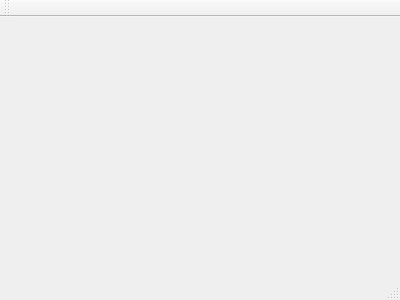
Before: the Qt Designer form YSA-Proje/mainwindow.ui in Murat0zer/ysa-projesi, drawn with Qt 5.
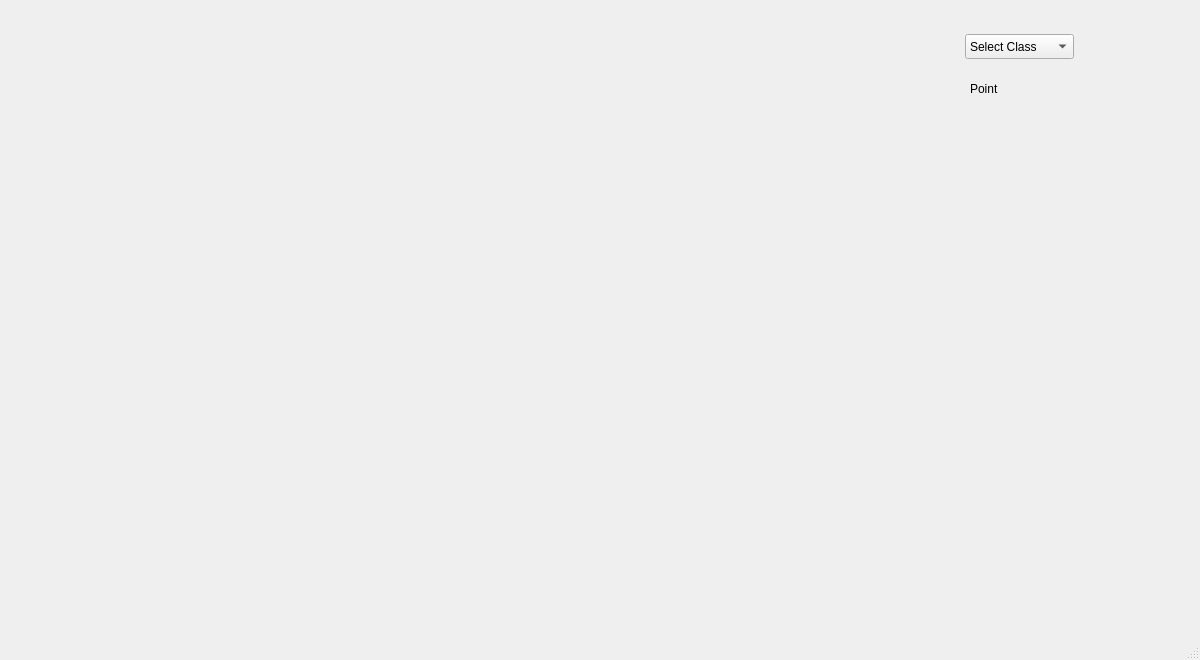
After: the same form once the commit is applied.

What changed in the file:
```diff
--- a/YSA-Proje/mainwindow.ui
+++ b/YSA-Proje/mainwindow.ui
@@ -1,24 +1,87 @@
 <ui version="4.0">
  <class>MainWindow</class>
- <widget class="QMainWindow" name="MainWindow" >
-  <property name="geometry" >
+ <widget class="QMainWindow" name="MainWindow">
+  <property name="geometry">
    <rect>
     <x>0</x>
     <y>0</y>
-    <width>400</width>
-    <height>300</height>
+    <width>1200</width>
+    <height>660</height>
    </rect>
   </property>
   <property name="windowTitle" >
    <string>MainWindow</string>
   </property>
-  <widget class="QMenuBar" name="menuBar" />
-  <widget class="QToolBar" name="mainToolBar" />
-  <widget class="QWidget" name="centralWidget" />
-  <widget class="QStatusBar" name="statusBar" />
+  <widget class="QWidget" name="centralWidget">
+   <widget class="QComboBox" name="classSelectComboBox">
+    <property name="geometry">
+     <rect>
+      <x>965</x>
+      <y>34</y>
+      <width>109</width>
+      <height>25</height>
+     </rect>
+    </property>
+    <property name="editable">
+     <bool>false</bool>
+    </property>
+    <property name="sizeAdjustPolicy">
+     <enum>QComboBox::AdjustToContentsOnFirstShow</enum>
+    </property>
+    <item>
+     <property name="text">
+      <string>Select Class</string>
+     </property>
+    </item>
+    <item>
+     <property name="text">
+      <string>Class 1</string>
+     </property>
+    </item>
+    <item>
+     <property name="text">
+      <string>Class 2</string>
+     </property>
+    </item>
+   </widget>
+   <widget class="QWidget" name="gridWidget" native="true">
+    <property name="geometry">
+     <rect>
+      <x>10</x>
+      <y>10</y>
+      <width>924</width>
+      <height>474</height>
+     </rect>
+    </property>
+    <layout class="QGridLayout" name="gridLayout"/>
+   </widget>
+   <widget class="QLabel" name="labelPointCords">
+    <property name="geometry">
+     <rect>
+      <x>970</x>
+      <y>80</y>
+      <width>67</width>
+      <height>17</height>
+     </rect>
+    </property>
+    <property name="text">
+     <string>Point</string>
+    </property>
+   </widget>
+  </widget>
+  <widget class="QMenuBar" name="menuBar">
+   <property name="geometry">
+    <rect>
+     <x>0</x>
+     <y>0</y>
+     <width>1200</width>
+     <height>22</height>
+    </rect>
+   </property>
+  </widget>
+  <widget class="QStatusBar" name="statusBar"/>
  </widget>
- <layoutDefault spacing="6" margin="11" />
- <pixmapfunction></pixmapfunction>
+ <layoutdefault spacing="6" margin="11"/>
  <resources/>
  <connections/>
 </ui>
```
Left out of the diff: 3 changed lines with no effect on the pictures.
